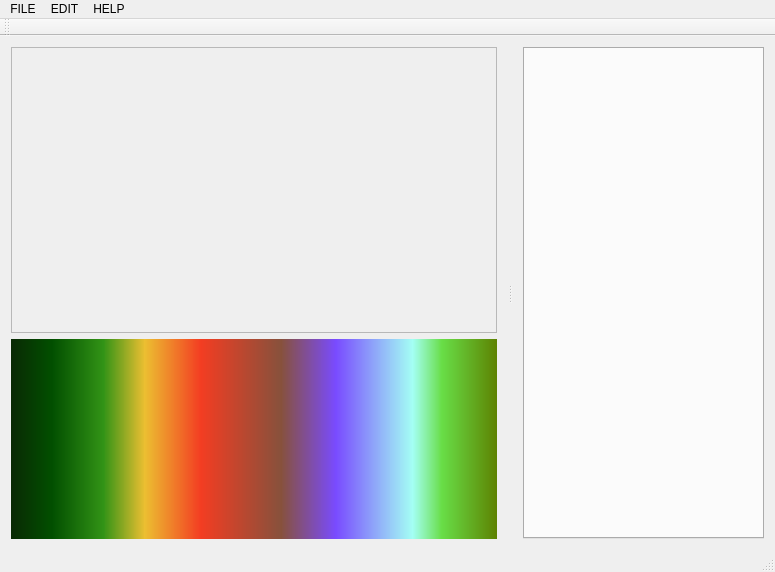
Before: the Qt Designer form View/mainwindow.ui in ricardobusta/pixelbooster, drawn with Qt 5.
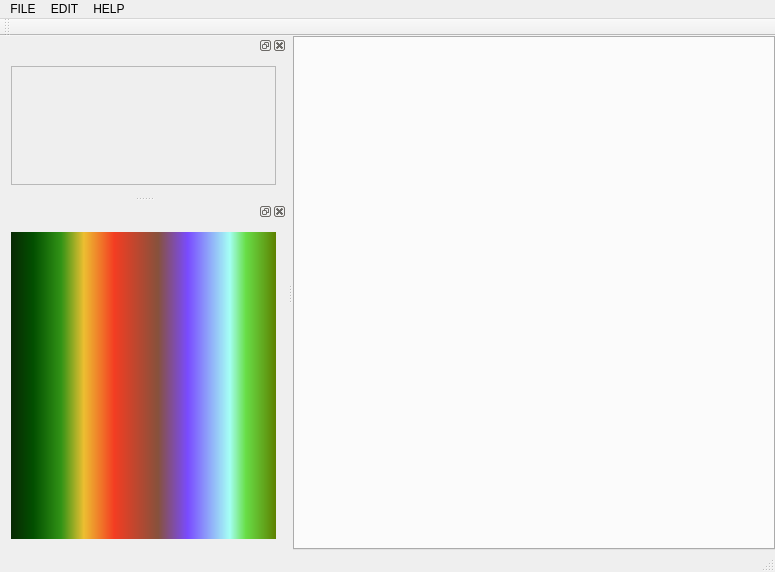
After: the same form once the commit is applied. Custom widgets are drawn as their Qt base class.

Patch:
```diff
--- a/View/mainwindow.ui
+++ b/View/mainwindow.ui
@@ -31,128 +31,19 @@
      <number>0</number>
     </property>
     <item>
-     <widget class="QSplitter" name="splitter">
-      <property name="orientation">
-       <enum>Qt::Horizontal</enum>
+     <widget class="QTabWidget" name="image_tabWidget">
+      <property name="currentIndex">
+       <number>-1</number>
       </property>
-      <widget class="QWidget" name="widget" native="true">
-       <layout class="QVBoxLayout" name="verticalLayout">
-        <item>
-         <widget class="QScrollArea" name="scrollArea">
-          <property name="widgetResizable">
-           <bool>true</bool>
-          </property>
-          <widget class="QWidget" name="scrollAreaWidgetContents">
-           <property name="geometry">
-            <rect>
-             <x>0</x>
-             <y>0</y>
-             <width>494</width>
-             <height>293</height>
-            </rect>
-           </property>
-           <layout class="QGridLayout" name="gridLayout_2">
-            <item row="0" column="1">
-             <spacer name="verticalSpacer">
-              <property name="orientation">
-               <enum>Qt::Vertical</enum>
-              </property>
-              <property name="sizeHint" stdset="0">
-               <size>
-                <width>20</width>
-                <height>5</height>
-               </size>
-              </property>
-             </spacer>
-            </item>
-            <item row="1" column="0">
-             <spacer name="horizontalSpacer">
-              <property name="orientation">
-               <enum>Qt::Horizontal</enum>
-              </property>
-              <property name="sizeHint" stdset="0">
-               <size>
-                <width>111</width>
-                <height>20</height>
-               </size>
-              </property>
-             </spacer>
-            </item>
-            <item row="1" column="1">
-             <widget class="EditCanvasWidget" name="widget_3" native="true">
-              <property name="minimumSize">
-               <size>
-                <width>0</width>
-                <height>0</height>
-               </size>
-              </property>
-             </widget>
-            </item>
-            <item row="1" column="2">
-             <spacer name="horizontalSpacer_2">
-              <property name="orientation">
-               <enum>Qt::Horizontal</enum>
-              </property>
-              <property name="sizeHint" stdset="0">
-               <size>
-                <width>110</width>
-                <height>20</height>
-               </size>
-              </property>
-             </spacer>
-            </item>
-            <item row="2" column="1">
-             <spacer name="verticalSpacer_2">
-              <property name="orientation">
-               <enum>Qt::Vertical</enum>
-              </property>
-              <property name="sizeHint" stdset="0">
-               <size>
-                <width>20</width>
-                <height>5</height>
-               </size>
-              </property>
-             </spacer>
-            </item>
-           </layout>
-          </widget>
-         </widget>
-        </item>
-        <item>
-         <widget class="QWidget" name="widget_4" native="true">
-          <property name="minimumSize">
-           <size>
-            <width>0</width>
-            <height>200</height>
-           </size>
-          </property>
-          <property name="styleSheet">
-           <string notr="true">background-color: qlineargradient(spread:pad, x1:0, y1:0, x2:1, y2:0, stop:0 rgba(9, 41, 4, 255), stop:0.085 rgba(2, 79, 0, 255), stop:0.19 rgba(50, 147, 22, 255), stop:0.275 rgba(236, 191, 49, 255), stop:0.39 rgba(243, 61, 34, 255), stop:0.555 rgba(135, 81, 60, 255), stop:0.667 rgba(121, 75, 255, 255), stop:0.825 rgba(164, 255, 244, 255), stop:0.885 rgba(104, 222, 71, 255), stop:1 rgba(93, 128, 0, 255));</string>
-          </property>
-         </widget>
-        </item>
-       </layout>
-      </widget>
-      <widget class="QWidget" name="widget_5" native="true">
-       <layout class="QVBoxLayout" name="verticalLayout_2">
-        <item>
-         <widget class="QTabWidget" name="image_tabWidget">
-          <property name="currentIndex">
-           <number>-1</number>
-          </property>
-          <property name="tabsClosable">
-           <bool>true</bool>
-          </property>
-          <property name="movable">
-           <bool>true</bool>
-          </property>
-          <property name="tabBarAutoHide">
-           <bool>false</bool>
-          </property>
-         </widget>
-        </item>
-       </layout>
-      </widget>
+      <property name="tabsClosable">
+       <bool>true</bool>
+      </property>
+      <property name="movable">
+       <bool>true</bool>
+      </property>
+      <property name="tabBarAutoHide">
+       <bool>false</bool>
+      </property>
      </widget>
     </item>
    </layout>
@@ -204,6 +95,118 @@
    </attribute>
   </widget>
   <widget class="QStatusBar" name="statusBar"/>
+  <widget class="QDockWidget" name="dockWidget">
+   <attribute name="dockWidgetArea">
+    <number>1</number>
+   </attribute>
+   <widget class="QWidget" name="dockWidgetContents">
+    <layout class="QVBoxLayout" name="verticalLayout_3">
+     <item>
+      <widget class="QScrollArea" name="scrollArea">
+       <property name="widgetResizable">
+        <bool>true</bool>
+       </property>
+       <widget class="QWidget" name="scrollAreaWidgetContents">
+        <property name="geometry">
+         <rect>
+          <x>0</x>
+          <y>0</y>
+          <width>166</width>
+          <height>202</height>
+         </rect>
+        </property>
+        <layout class="QGridLayout" name="gridLayout_2">
+         <item row="0" column="1">
+          <spacer name="verticalSpacer">
+           <property name="orientation">
+            <enum>Qt::Vertical</enum>
+           </property>
+           <property name="sizeHint" stdset="0">
+            <size>
+             <width>20</width>
+             <height>5</height>
+            </size>
+           </property>
+          </spacer>
+         </item>
+         <item row="1" column="0">
+          <spacer name="horizontalSpacer">
+           <property name="orientation">
+            <enum>Qt::Horizontal</enum>
+           </property>
+           <property name="sizeHint" stdset="0">
+            <size>
+             <width>111</width>
+             <height>20</height>
+            </size>
+           </property>
+          </spacer>
+         </item>
+         <item row="1" column="1">
+          <widget class="EditCanvasWidget" name="widget_3" native="true">
+           <property name="minimumSize">
+            <size>
+             <width>0</width>
+             <height>0</height>
+            </size>
+           </property>
+          </widget>
+         </item>
+         <item row="1" column="2">
+          <spacer name="horizontalSpacer_2">
+           <property name="orientation">
+            <enum>Qt::Horizontal</enum>
+           </property>
+           <property name="sizeHint" stdset="0">
+            <size>
+             <width>110</width>
+             <height>20</height>
+            </size>
+           </property>
+          </spacer>
+         </item>
+         <item row="2" column="1">
+          <spacer name="verticalSpacer_2">
+           <property name="orientation">
+            <enum>Qt::Vertical</enum>
+           </property>
+           <property name="sizeHint" stdset="0">
+            <size>
+             <width>20</width>
+             <height>5</height>
+            </size>
+           </property>
+          </spacer>
+         </item>
+        </layout>
+       </widget>
+      </widget>
+     </item>
+    </layout>
+   </widget>
+  </widget>
+  <widget class="QDockWidget" name="dockWidget_2">
+   <attribute name="dockWidgetArea">
+    <number>1</number>
+   </attribute>
+   <widget class="QWidget" name="dockWidgetContents_2">
+    <layout class="QVBoxLayout" name="verticalLayout_4">
+     <item>
+      <widget class="QWidget" name="widget_4" native="true">
+       <property name="minimumSize">
+        <size>
+         <width>0</width>
+         <height>200</height>
+        </size>
+       </property>
+       <property name="styleSheet">
+        <string notr="true">background-color: qlineargradient(spread:pad, x1:0, y1:0, x2:1, y2:0, stop:0 rgba(9, 41, 4, 255), stop:0.085 rgba(2, 79, 0, 255), stop:0.19 rgba(50, 147, 22, 255), stop:0.275 rgba(236, 191, 49, 255), stop:0.39 rgba(243, 61, 34, 255), stop:0.555 rgba(135, 81, 60, 255), stop:0.667 rgba(121, 75, 255, 255), stop:0.825 rgba(164, 255, 244, 255), stop:0.885 rgba(104, 222, 71, 255), stop:1 rgba(93, 128, 0, 255));</string>
+       </property>
+      </widget>
+     </item>
+    </layout>
+   </widget>
+  </widget>
   <action name="actionNEW_FILE">
    <property name="text">
     <string>NEW_FILE</string>
```
